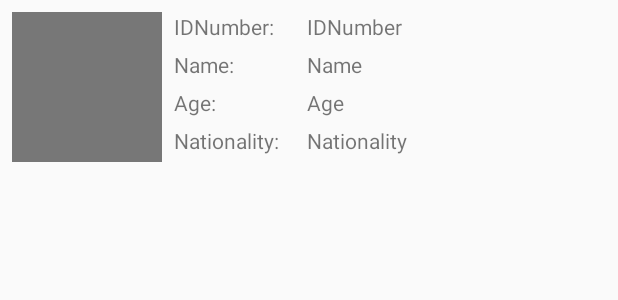
After one commit to SiarXx/FifaAndroid, an Android app: the layout single_player_list.xml on its own in the app's theme, with its tools: preview values and no code run, on a phone screen of 412 x 824 dp. The commit adds this screen. Shown: the top 300 px of the screen. Run offline under Robolectric (Android 15) with nearby library versions, the phone set to English and light mode, and no system bars.

Commit message:
RecyclerView Dostęp do internetu Picasso

```diff
--- a/app/build.gradle
+++ b/app/build.gradle
@@ -35,4 +35,6 @@ dependencies {
     androidTestImplementation 'androidx.test.espresso:espresso-core:3.2.0'
     implementation 'androidx.navigation:navigation-fragment-ktx:2.0.0'
     implementation 'androidx.navigation:navigation-ui-ktx:2.0.0'
+    implementation 'com.squareup.picasso:picasso:2.71828'
+
 }
--- a/app/src/main/AndroidManifest.xml
+++ b/app/src/main/AndroidManifest.xml
@@ -2,6 +2,8 @@
 <manifest xmlns:android="http://schemas.android.com/apk/res/android"
           package="com.example.fifaand">
     <uses-permission android:name="android.permission.READ_EXTERNAL_STORAGE" />
+    <uses-permission android:name="android.permission.INTERNET" />
+    <uses-permission android:name="android.permission.ACCESS_NETWORK_STATE"/>
 
     <application
             android:allowBackup="true"
--- /dev/null
+++ b/app/src/main/res/layout/single_player_list.xml
@@ -0,0 +1,95 @@
+<?xml version="1.0" encoding="utf-8"?>
+<androidx.constraintlayout.widget.ConstraintLayout xmlns:android="http://schemas.android.com/apk/res/android"
+                                                   xmlns:app="http://schemas.android.com/apk/res-auto"
+                                                   android:layout_height="wrap_content"
+                                                   android:layout_width="match_parent">
+
+    <ImageView android:layout_width="100dp" android:layout_height="100dp"
+               android:background="#777777"
+               app:layout_constraintTop_toTopOf="parent"
+               app:layout_constraintStart_toStartOf="parent"
+               android:id="@+id/photo" android:layout_marginTop="8dp"
+               android:layout_marginLeft="8dp"
+               android:layout_marginStart="8dp"/>
+
+    <TextView android:layout_width="wrap_content" android:layout_height="wrap_content"
+              android:text="IDNumber:"
+              app:layout_constraintStart_toEndOf="@+id/photo"
+              android:layout_marginLeft="8dp"
+              android:layout_marginStart="8dp"
+              android:layout_marginTop="8dp"
+              android:id="@+id/IDTitle"
+              app:layout_constraintTop_toTopOf="parent"/>
+
+    <TextView android:layout_width="wrap_content" android:layout_height="wrap_content"
+              android:id="@+id/NameTitle"
+              android:text="Name:"
+              app:layout_constraintStart_toEndOf="@+id/photo"
+              android:layout_marginLeft="8dp"
+              android:layout_marginStart="8dp"
+              android:layout_marginTop="6dp"
+              app:layout_constraintTop_toBottomOf="@+id/IDTitle"/>
+
+    <TextView android:layout_width="wrap_content"
+              android:layout_height="wrap_content"
+              android:text="Age:"
+              app:layout_constraintTop_toBottomOf="@+id/NameTitle"
+              app:layout_constraintStart_toEndOf="@+id/photo"
+              android:layout_marginTop="6dp"
+              android:layout_marginStart="8dp"
+              android:id="@+id/textView3"
+              android:layout_marginLeft="8dp"/>
+
+    <TextView android:layout_width="wrap_content"
+              android:layout_height="wrap_content"
+              android:text="Nationality:"
+              app:layout_constraintTop_toBottomOf="@+id/textView3"
+              app:layout_constraintStart_toEndOf="@+id/photo"
+              android:layout_marginLeft="8dp"
+              android:layout_marginTop="6dp"
+              android:layout_marginStart="8dp"/>
+
+    <TextView android:layout_width="wrap_content"
+              android:layout_height="wrap_content"
+              android:id="@+id/IDNumber"
+              app:layout_constraintStart_toEndOf="@+id/guideline2"
+              android:layout_marginTop="8dp"
+              app:layout_constraintTop_toTopOf="parent"
+              android:text="IDNumber"/>
+
+    <TextView android:layout_width="wrap_content"
+              android:layout_height="wrap_content"
+              android:id="@+id/Name"
+              android:layout_marginTop="6dp"
+              app:layout_constraintStart_toEndOf="@+id/guideline2"
+              app:layout_constraintTop_toBottomOf="@+id/IDNumber"
+              android:text="Name"/>
+
+    <TextView android:layout_width="wrap_content"
+              android:layout_height="wrap_content"
+              android:id="@+id/Age"
+              app:layout_constraintStart_toEndOf="@+id/guideline2"
+              app:layout_constraintTop_toBottomOf="@+id/Name"
+              android:text="Age"
+              android:layout_marginTop="6dp"/>
+
+    <TextView android:layout_width="wrap_content"
+              android:layout_height="wrap_content"
+              android:id="@+id/Nationality"
+              app:layout_constraintTop_toBottomOf="@+id/Age"
+              app:layout_constraintStart_toEndOf="@+id/guideline2"
+              android:text="Nationality"
+              android:layout_marginTop="6dp"/>
+    <androidx.constraintlayout.widget.Guideline android:layout_width="wrap_content"
+                                                android:layout_height="wrap_content"
+                                                android:id="@+id/guideline"
+                                                app:layout_constraintGuide_begin="116dp"
+                                                android:orientation="vertical"/>
+
+    <androidx.constraintlayout.widget.Guideline android:layout_width="wrap_content"
+                                                android:layout_height="wrap_content"
+                                                android:id="@+id/guideline2"
+                                                app:layout_constraintGuide_begin="205dp"
+                                                android:orientation="vertical"/>
+
+</androidx.constraintlayout.widget.ConstraintLayout>
```
Also changed, not shown: app/src/main/java/com/example/fifaand/ListFragment.kt (+4 -3 lines), app/src/main/java/com/example/fifaand/PlayersListFragment.kt (+15 -2 lines), app/src/main/java/com/example/fifaand/adapters/RecyclerViewAdapter.kt (added, +43 -0 lines), app/src/main/res/layout/fragment_players__list_.xml (added, +10 -0 lines), app/src/main/res/layout/fragment_players_list.xml (deleted, +0 -10 lines), app/src/main/res/navigation/navigation.xml (+6 -1 lines), 1 other file.
